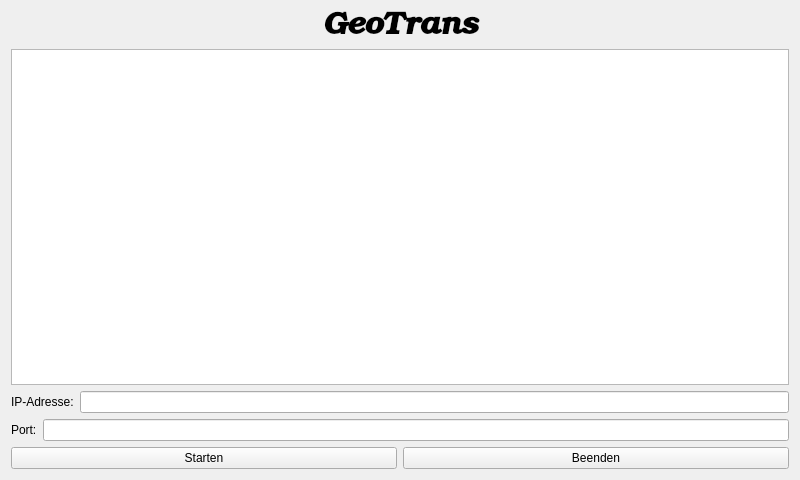
The window that geotrans.ui (joergpauly/geotrans-megamover) describes before a commit, drawn with Qt 5.
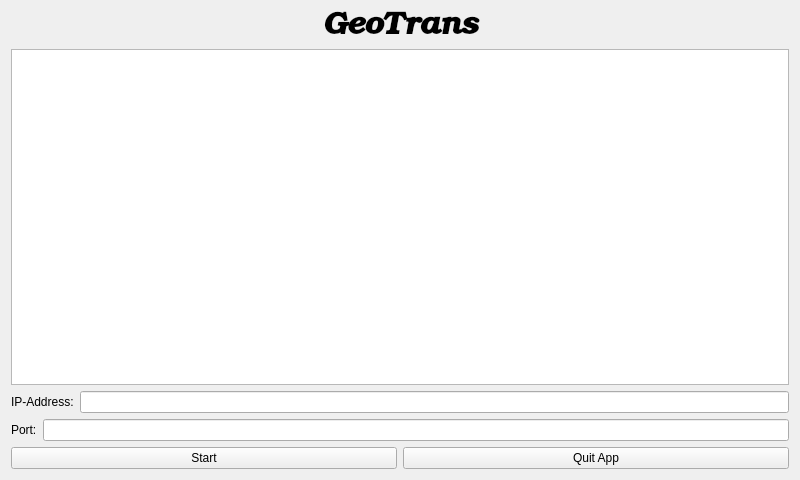
The same window after the commit.

Diff of the .ui file:
```diff
--- a/geotrans.ui
+++ b/geotrans.ui
@@ -51,7 +51,7 @@
       <item>
        <widget class="QLabel" name="label_2">
         <property name="text">
-         <string>IP-Adresse:</string>
+         <string>IP-Address:</string>
         </property>
        </widget>
       </item>
@@ -79,14 +79,14 @@
       <item>
        <widget class="QPushButton" name="cmdStart">
         <property name="text">
-         <string>Starten</string>
+         <string>Start</string>
         </property>
        </widget>
       </item>
       <item>
        <widget class="QPushButton" name="cmdQuit">
         <property name="text">
-         <string>Beenden</string>
+         <string>Quit App</string>
         </property>
        </widget>
       </item>
```
